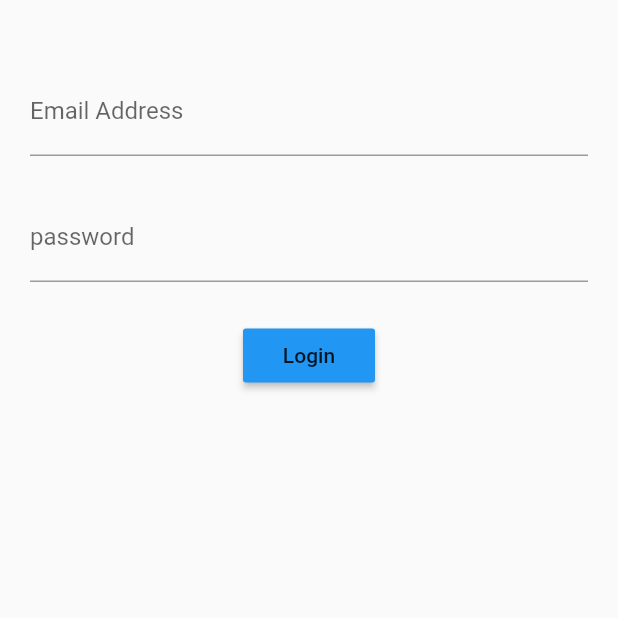
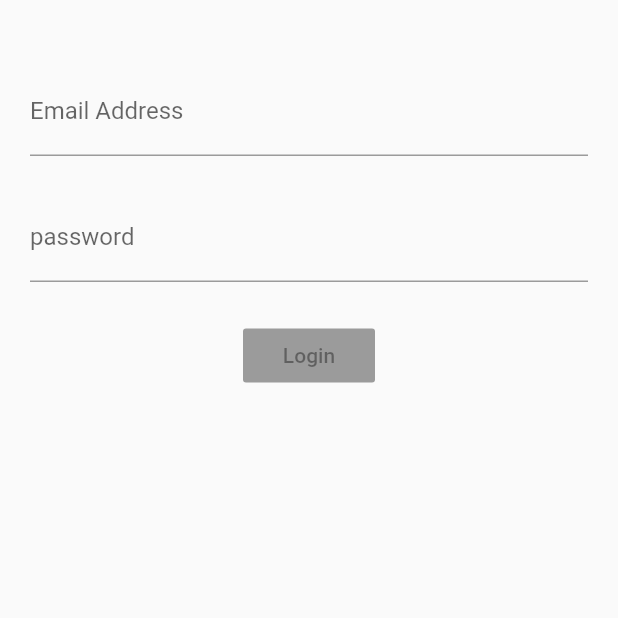
Before and after one commit to Jujubalandia/eval-bloc-pattern-login-widget, a Flutter app: the screen it shows after launch, on a phone screen of 412 x 824 dp, the top half of it. Run offline on Flutter 3.47's test engine with Material 2 defaults, Android fonts, the phone set to English and light mode, and no system bars; our stand-ins replace rxdart.

Commit message:
Implement Rx Streams on Bloc and Login Screen App

```diff
--- a/lib/src/blocs/bloc.dart
+++ b/lib/src/blocs/bloc.dart
@@ -1,24 +1,32 @@
 import 'dart:async';
 import 'validators.dart';
+import 'package:rxdart/rxdart.dart';
 
 class Bloc extends Object with Validators {
-
-  final _email = StreamController<String>();
-  final _password = StreamController<String>();
-
+  final _email = BehaviorSubject<String>();
+  final _password = BehaviorSubject<String>();
 
   // Add Data to stream
   Stream<String> get email => _email.stream.transform(validateEmail);
   Stream<String> get password => _password.stream.transform(validatePassword);
+  Stream<bool> get submitValid =>
+      Observable.combineLatest2(email, password, (e, p) => true);
 
   // Change Data
   Function(String) get changeEmail => _email.sink.add;
   Function(String) get changePassword => _password.sink.add;
 
+  submit() {
+    final validEmail = _email.value;
+    final validPasswd = _password.value;
+
+    print("Valid email is $validEmail and valid password is $validPasswd");
+
+
+  }
+
   dispose() {
     _email.close();
     _password.close();
   }
-
-
 }
--- a/lib/src/screens/login_screen.dart
+++ b/lib/src/screens/login_screen.dart
@@ -2,11 +2,8 @@ import 'package:flutter/material.dart';
 import '../blocs/bloc.dart';
 import '../blocs/provider.dart';
 
-
-
 class LoginScreen extends StatelessWidget {
   Widget build(context) {
-
     final bloc = Provider.of(context);
 
     return Container(
@@ -18,7 +15,7 @@ class LoginScreen extends StatelessWidget {
           Container(margin: EdgeInsets.only(top: 25.0)),
           passwordField(bloc),
           Container(margin: EdgeInsets.only(top: 25.0)),
-          submitButton(),
+          submitButton(bloc),
         ],
       ),
     );
@@ -33,7 +30,7 @@ Widget emailField(Bloc bloc) {
         onChanged: bloc.changeEmail,
         keyboardType: TextInputType.emailAddress,
         decoration: InputDecoration(
-          hintText: 'you@example.com',
+          hintText: 'you@example.com.br',
           labelText: 'Email Address',
           errorText: snapshot.error,
         ),
@@ -59,10 +56,17 @@ Widget passwordField(Bloc bloc) {
   );
 }
 
-Widget submitButton() {
-  return RaisedButton(
-    child: Text('Login'),
-    color: Colors.blue,
-    onPressed: () {},
+Widget submitButton(Bloc bloc) {
+  return StreamBuilder(
+    stream: bloc.submitValid,
+    builder: (context, snapshot) {
+      return RaisedButton(
+        child: Text('Login'),
+        color: Colors.blue,
+        onPressed: snapshot.hasData
+            ? bloc.submit
+            : null,
+      );
+    },
   );
 }
--- a/pubspec.yaml
+++ b/pubspec.yaml
@@ -19,6 +19,9 @@ dependencies:
   # The following adds the Cupertino Icons font to your application.
   # Use with the CupertinoIcons class for iOS style icons.
   cupertino_icons: ^0.1.2
+
+  rxdart: ^0.16.7
+
 
 dev_dependencies:
   flutter_test:
```
Also changed, not shown: pubspec.lock.
